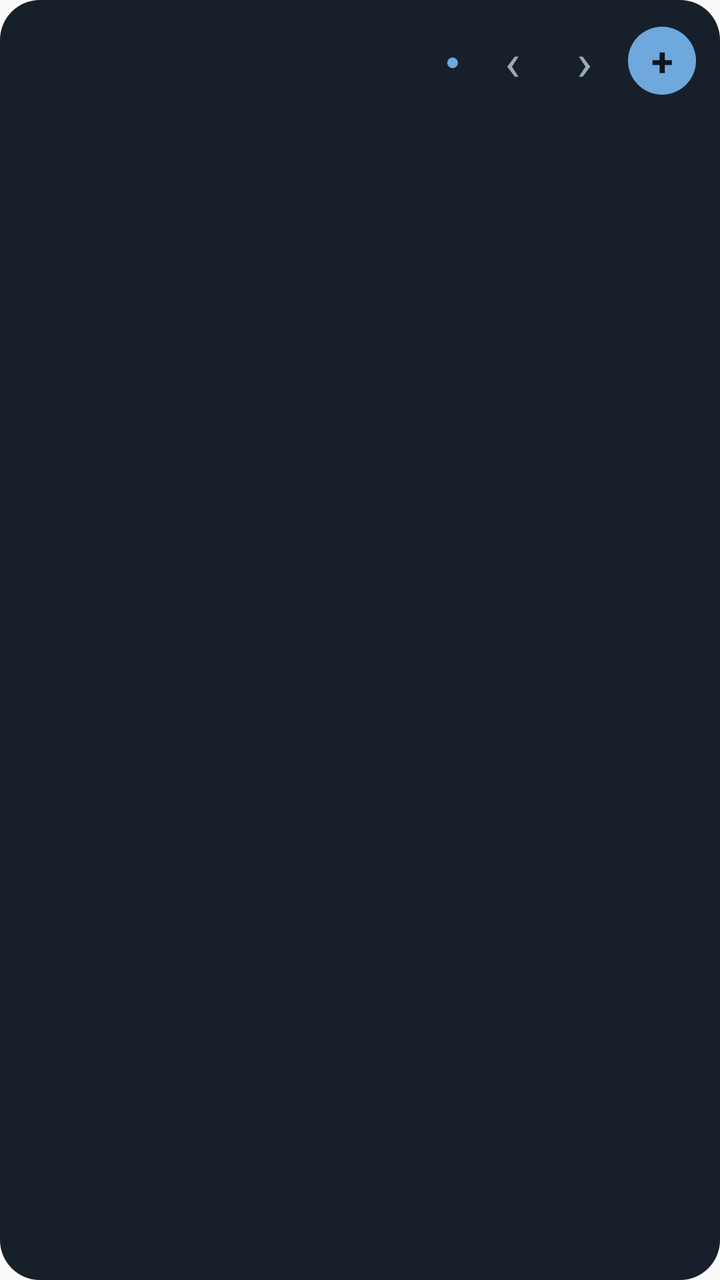
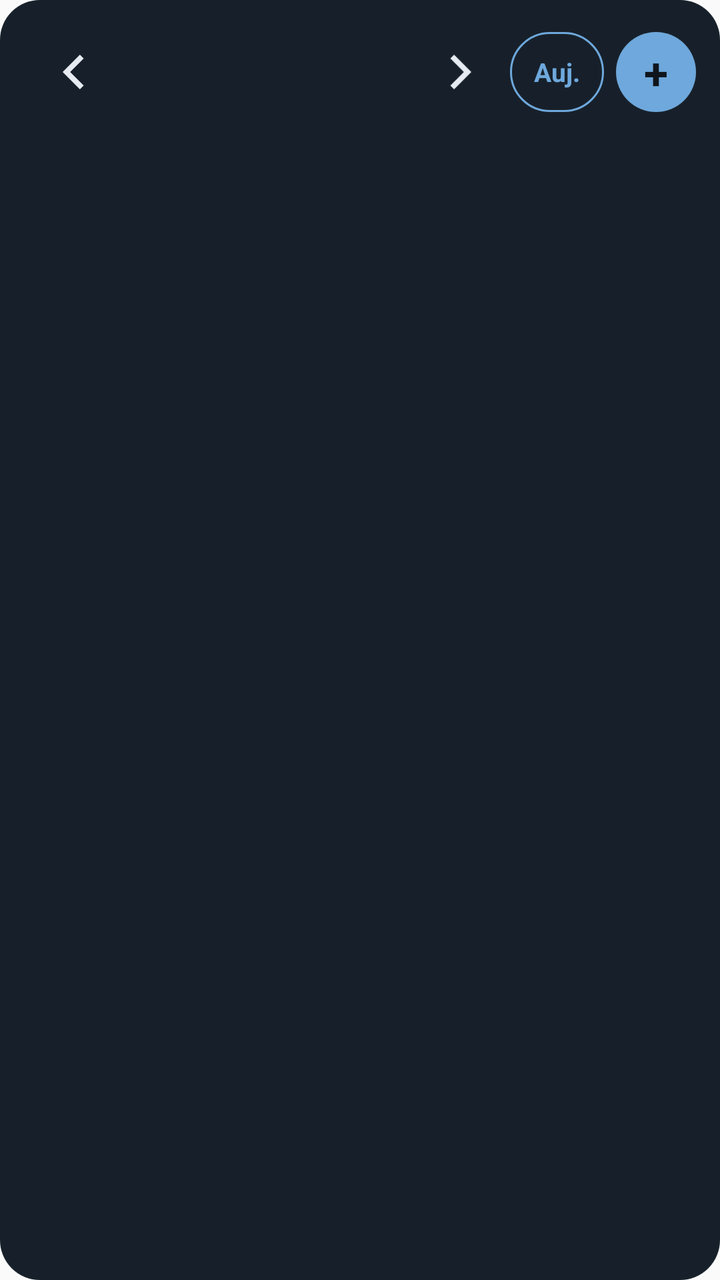

Compare the two renders of this Android layout. The source of the first and the diff that turns it into the second are given below.
<!-- AndroidManifest.xml: application theme AppTheme -->
<!-- res/layout/widget_trame.xml -->
<?xml version="1.0" encoding="utf-8"?>
<LinearLayout xmlns:android="http://schemas.android.com/apk/res/android"
    android:id="@+id/w_root"
    android:layout_width="match_parent"
    android:layout_height="match_parent"
    android:background="@drawable/widget_bg"
    android:orientation="vertical"
    android:padding="12dp">

    <LinearLayout
        android:layout_width="match_parent"
        android:layout_height="wrap_content"
        android:gravity="center_vertical"
        android:orientation="horizontal">

        <LinearLayout
            android:id="@+id/w_head"
            android:layout_width="0dp"
            android:layout_height="wrap_content"
            android:layout_weight="1"
            android:orientation="vertical">

            <TextView
                android:id="@+id/w_title"
                android:layout_width="wrap_content"
                android:layout_height="wrap_content"
                android:ellipsize="end"
                android:maxLines="1"
                android:textColor="@color/w_text"
                android:textSize="15sp"
                android:textStyle="bold" />

            <TextView
                android:id="@+id/w_sub"
                android:layout_width="wrap_content"
                android:layout_height="wrap_content"
                android:maxLines="1"
                android:textColor="@color/w_accent"
                android:textSize="12sp" />
        </LinearLayout>

        <TextView
            android:id="@+id/w_today"
            android:layout_width="wrap_content"
            android:layout_height="36dp"
            android:gravity="center"
            android:paddingStart="8dp"
            android:paddingEnd="8dp"
            android:text="●"
            android:textColor="@color/w_accent"
            android:textSize="12sp" />

        <TextView
            android:id="@+id/w_prev"
            android:layout_width="36dp"
            android:layout_height="36dp"
            android:gravity="center"
            android:text="‹"
            android:textColor="@color/w_muted"
            android:textSize="26sp" />

        <TextView
            android:id="@+id/w_next"
            android:layout_width="36dp"
            android:layout_height="36dp"
            android:gravity="center"
            android:text="›"
            android:textColor="@color/w_muted"
            android:textSize="26sp" />

        <TextView
            android:id="@+id/w_add"
            android:layout_width="34dp"
            android:layout_height="34dp"
            android:layout_marginStart="4dp"
            android:background="@drawable/widget_btn"
            android:gravity="center"
            android:text="+"
            android:textColor="@color/w_on_accent"
            android:textSize="20sp"
            android:textStyle="bold" />
    </LinearLayout>

    <FrameLayout
        android:layout_width="match_parent"
        android:layout_height="0dp"
        android:layout_marginTop="6dp"
        android:layout_weight="1">

        <ListView
            android:id="@+id/w_list"
            android:layout_width="match_parent"
            android:layout_height="match_parent"
            android:divider="@null"
            android:dividerHeight="0dp" />

        <TextView
            android:id="@+id/w_empty"
            android:layout_width="match_parent"
            android:layout_height="match_parent"
            android:gravity="center"
            android:textColor="@color/w_muted"
            android:textSize="14sp" />
    </FrameLayout>
</LinearLayout>
<!-- resources referenced by this layout -->
<resources>
  <color name="w_accent">#FF6EA8DC</color>
  <color name="w_muted">#FF9AA8B7</color>
  <color name="w_on_accent">#FF0F151C</color>
  <color name="w_text">#FFE6EBF1</color>
  <!-- drawable widget_bg (drawable) -->
  <?xml version="1.0" encoding="utf-8"?>
  <shape xmlns:android="http://schemas.android.com/apk/res/android" android:shape="rectangle">
      <solid android:color="@color/w_bg" />
      <corners android:radius="20dp" />
  </shape>
  <!-- drawable widget_btn (drawable) -->
  <?xml version="1.0" encoding="utf-8"?>
  <shape xmlns:android="http://schemas.android.com/apk/res/android" android:shape="oval">
      <solid android:color="@color/w_accent" />
  </shape>
  <style name="AppTheme" parent="Theme.AppCompat.Light.DarkActionBar">
          
          <item name="colorPrimary">@color/colorPrimary</item>
          <item name="colorPrimaryDark">@color/colorPrimaryDark</item>
          <item name="colorAccent">@color/colorAccent</item>
      </style>
  <color name="w_bg">#FF17202A</color>
</resources>

<!-- the commit's change to res/layout/widget_trame.xml (unified diff, before → after) -->
@@ -13,12 +13,25 @@
         android:gravity="center_vertical"
         android:orientation="horizontal">
 
+        <ImageView
+            android:id="@+id/w_prev"
+            android:layout_width="48dp"
+            android:layout_height="48dp"
+            android:background="@drawable/widget_tap"
+            android:contentDescription="@string/w_prev"
+            android:padding="10dp"
+            android:src="@drawable/ic_w_prev" />
+
         <LinearLayout
             android:id="@+id/w_head"
             android:layout_width="0dp"
-            android:layout_height="wrap_content"
+            android:layout_height="48dp"
             android:layout_weight="1"
-            android:orientation="vertical">
+            android:background="@drawable/widget_tap"
+            android:gravity="center"
+            android:orientation="vertical"
+            android:paddingStart="4dp"
+            android:paddingEnd="4dp">
 
             <TextView
                 android:id="@+id/w_title"
@@ -39,45 +52,38 @@
                 android:textSize="12sp" />
         </LinearLayout>
 
+        <ImageView
+            android:id="@+id/w_next"
+            android:layout_width="48dp"
+            android:layout_height="48dp"
+            android:background="@drawable/widget_tap"
+            android:contentDescription="@string/w_next"
+            android:padding="10dp"
+            android:src="@drawable/ic_w_next" />
+
         <TextView
             android:id="@+id/w_today"
             android:layout_width="wrap_content"
-            android:layout_height="36dp"
+            android:layout_height="40dp"
+            android:background="@drawable/widget_pill"
             android:gravity="center"
-            android:paddingStart="8dp"
-            android:paddingEnd="8dp"
-            android:text="●"
+            android:paddingStart="12dp"
+            android:paddingEnd="12dp"
+            android:text="@string/w_today"
             android:textColor="@color/w_accent"
-            android:textSize="12sp" />
-
-        <TextView
-            android:id="@+id/w_prev"
-            android:layout_width="36dp"
-            android:layout_height="36dp"
-            android:gravity="center"
-            android:text="‹"
-            android:textColor="@color/w_muted"
-            android:textSize="26sp" />
-
-        <TextView
-            android:id="@+id/w_next"
-            android:layout_width="36dp"
-            android:layout_height="36dp"
-            android:gravity="center"
-            android:text="›"
-            android:textColor="@color/w_muted"
-            android:textSize="26sp" />
+            android:textSize="13sp"
+            android:textStyle="bold" />
 
         <TextView
             android:id="@+id/w_add"
-            android:layout_width="34dp"
-            android:layout_height="34dp"
-            android:layout_marginStart="4dp"
+            android:layout_width="40dp"
+            android:layout_height="40dp"
+            android:layout_marginStart="6dp"
             android:background="@drawable/widget_btn"
             android:gravity="center"
             android:text="+"
             android:textColor="@color/w_on_accent"
-            android:textSize="20sp"
+            android:textSize="22sp"
             android:textStyle="bold" />
     </LinearLayout>
 
<!-- resource entries referenced after the edit -->
@@ -4,6 +4,16 @@
   <color name="w_muted">#FF9AA8B7</color>
   <color name="w_on_accent">#FF0F151C</color>
   <color name="w_text">#FFE6EBF1</color>
+  <!-- drawable ic_w_next (drawable) -->
+  <vector xmlns:android="http://schemas.android.com/apk/res/android" android:width="24dp" android:height="24dp"
+      android:viewportWidth="24" android:viewportHeight="24" android:autoMirrored="true">
+      <path android:fillColor="@color/w_text" android:pathData="M8.6,4.6L16,12l-7.4,7.4L7,17.8L12.8,12L7,6.2z"/>
+  </vector>
+  <!-- drawable ic_w_prev (drawable) -->
+  <vector xmlns:android="http://schemas.android.com/apk/res/android" android:width="24dp" android:height="24dp"
+      android:viewportWidth="24" android:viewportHeight="24" android:autoMirrored="true">
+      <path android:fillColor="@color/w_text" android:pathData="M15.4,4.6L8,12l7.4,7.4l1.6,-1.6L11.2,12l5.8,-5.8z"/>
+  </vector>
   <!-- drawable widget_bg (drawable) -->
   <?xml version="1.0" encoding="utf-8"?>
   <shape xmlns:android="http://schemas.android.com/apk/res/android" android:shape="rectangle">
@@ -15,6 +25,21 @@
   <shape xmlns:android="http://schemas.android.com/apk/res/android" android:shape="oval">
       <solid android:color="@color/w_accent" />
   </shape>
+  <!-- drawable widget_pill (drawable) -->
+  <?xml version="1.0" encoding="utf-8"?>
+  <ripple xmlns:android="http://schemas.android.com/apk/res/android" android:color="#40FFFFFF">
+      <item><shape android:shape="rectangle"><stroke android:width="1dp" android:color="@color/w_accent" /><corners android:radius="20dp" /></shape></item>
+  </ripple>
+  <!-- drawable widget_tap (drawable) -->
+  <?xml version="1.0" encoding="utf-8"?>
+  <ripple xmlns:android="http://schemas.android.com/apk/res/android" android:color="#40FFFFFF">
+      <item android:id="@android:id/mask">
+          <shape android:shape="rectangle"><solid android:color="#FFFFFFFF" /><corners android:radius="24dp" /></shape>
+      </item>
+  </ripple>
+  <string name="w_next">Jour suivant</string>
+  <string name="w_prev">Jour précédent</string>
+  <string name="w_today">Auj.</string>
   <style name="AppTheme" parent="Theme.AppCompat.Light.DarkActionBar">
           
           <item name="colorPrimary">@color/colorPrimary</item>
